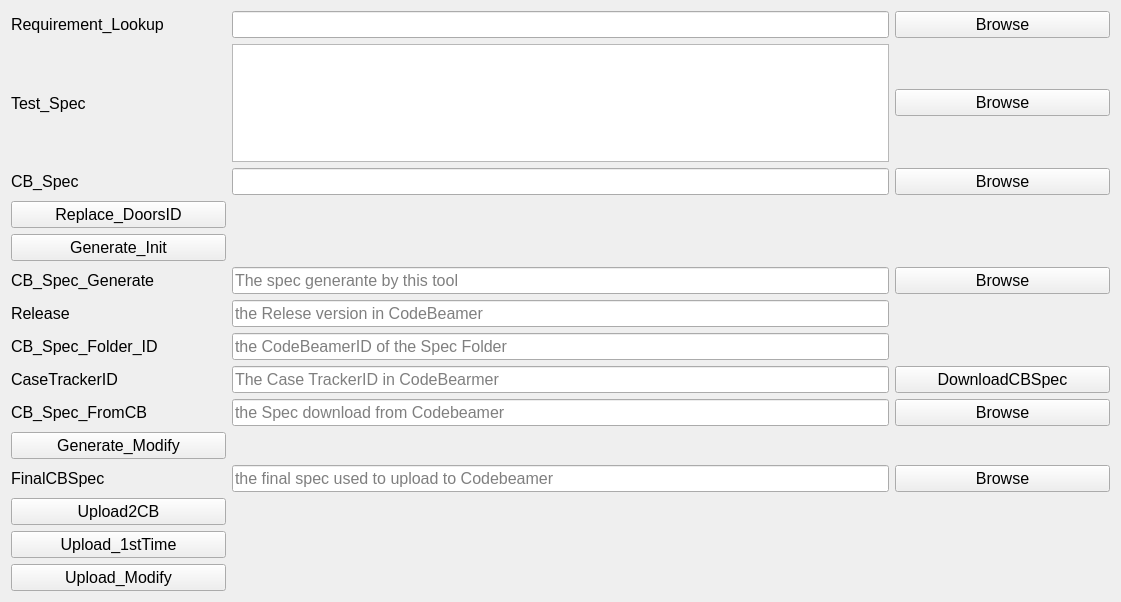
Before: the Qt Designer form CB_Spec_Tool/Ui_CB_Spec_Tool.ui in victoryang126/MiniTool_SWV, drawn with Qt 5.
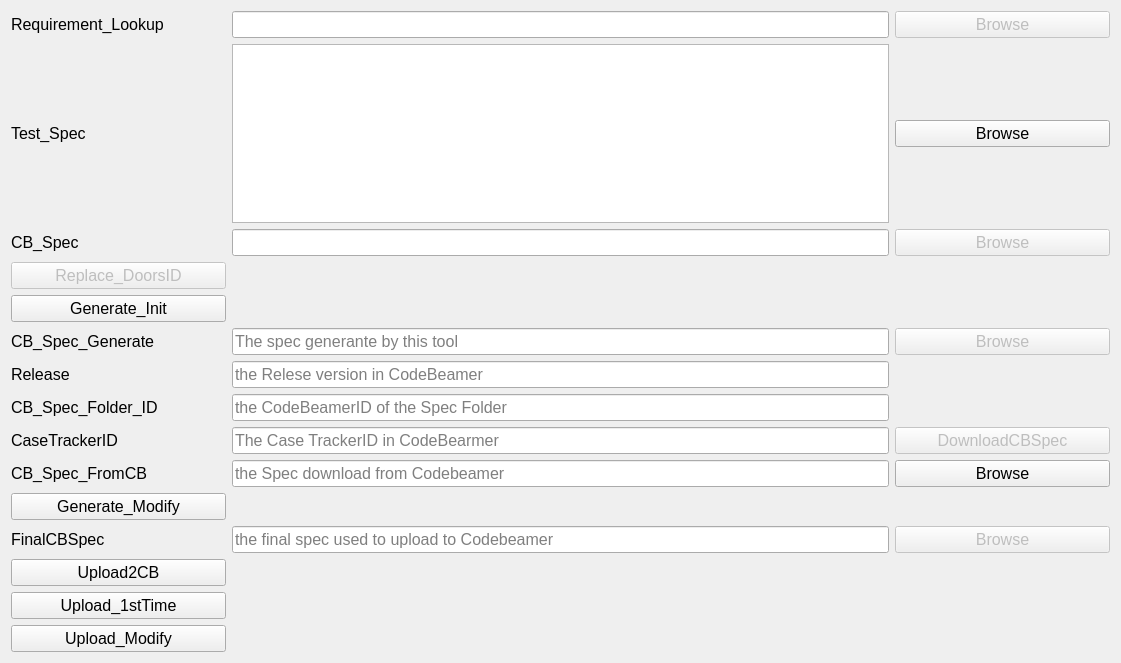
After: the same form once the commit is applied.

The edit to the form file:
```diff
--- a/CB_Spec_Tool/Ui_CB_Spec_Tool.ui
+++ b/CB_Spec_Tool/Ui_CB_Spec_Tool.ui
@@ -7,7 +7,7 @@
     <x>0</x>
     <y>0</y>
     <width>1121</width>
-    <height>602</height>
+    <height>663</height>
    </rect>
   </property>
   <property name="windowTitle">
@@ -23,6 +23,9 @@
        <bold>false</bold>
       </font>
      </property>
+     <property name="readOnly">
+      <bool>true</bool>
+     </property>
      <property name="placeholderText">
       <string>the final spec used to upload to Codebeamer</string>
      </property>
@@ -37,6 +40,9 @@
        <bold>false</bold>
       </font>
      </property>
+     <property name="readOnly">
+      <bool>true</bool>
+     </property>
      <property name="placeholderText">
       <string>the Spec download from Codebeamer</string>
      </property>
@@ -72,6 +78,9 @@
    </item>
    <item row="3" column="0">
     <widget class="QPushButton" name="BT_Replace_DoosID">
+     <property name="enabled">
+      <bool>false</bool>
+     </property>
      <property name="font">
       <font>
        <pointsize>12</pointsize>
@@ -82,6 +91,12 @@
      <property name="text">
       <string>Replace_DoorsID</string>
      </property>
+     <property name="checkable">
+      <bool>false</bool>
+     </property>
+     <property name="checked">
+      <bool>false</bool>
+     </property>
     </widget>
    </item>
    <item row="5" column="1" colspan="3">
@@ -93,6 +108,9 @@
        <bold>false</bold>
       </font>
      </property>
+     <property name="readOnly">
+      <bool>true</bool>
+     </property>
      <property name="placeholderText">
       <string>The spec generante by this tool</string>
      </property>
@@ -100,6 +118,9 @@
    </item>
    <item row="5" column="4">
     <widget class="QPushButton" name="BT_CB_Spec_Generate">
+     <property name="enabled">
+      <bool>false</bool>
+     </property>
      <property name="font">
       <font>
        <pointsize>12</pointsize>
@@ -121,10 +142,16 @@
        <bold>false</bold>
       </font>
      </property>
+     <property name="readOnly">
+      <bool>true</bool>
+     </property>
     </widget>
    </item>
    <item row="11" column="4">
     <widget class="QPushButton" name="BT_FinalCBSpec">
+     <property name="enabled">
+      <bool>false</bool>
+     </property>
      <property name="font">
       <font>
        <pointsize>12</pointsize>
@@ -172,7 +199,7 @@
       </font>
      </property>
      <property name="readOnly">
-      <bool>false</bool>
+      <bool>true</bool>
      </property>
      <property name="placeholderText">
       <string>The Case TrackerID in CodeBearmer</string>
@@ -209,6 +236,9 @@
    </item>
    <item row="0" column="4">
     <widget class="QPushButton" name="BT_LookUp">
+     <property name="enabled">
+      <bool>false</bool>
+     </property>
      <property name="font">
       <font>
        <pointsize>12</pointsize>
@@ -219,6 +249,12 @@
      <property name="text">
       <string>Browse</string>
      </property>
+     <property name="checkable">
+      <bool>false</bool>
+     </property>
+     <property name="autoDefault">
+      <bool>false</bool>
+     </property>
     </widget>
    </item>
    <item row="6" column="1" colspan="3">
@@ -230,6 +266,9 @@
        <bold>false</bold>
       </font>
      </property>
+     <property name="readOnly">
+      <bool>true</bool>
+     </property>
      <property name="placeholderText">
       <string>the Relese version in CodeBeamer</string>
      </property>
@@ -244,6 +283,9 @@
        <bold>false</bold>
       </font>
      </property>
+     <property name="readOnly">
+      <bool>true</bool>
+     </property>
      <property name="placeholderText">
       <string>the CodeBeamerID of the Spec Folder </string>
      </property>
@@ -293,6 +335,9 @@
    </item>
    <item row="2" column="4">
     <widget class="QPushButton" name="BT_CB_Spec">
+     <property name="enabled">
+      <bool>false</bool>
+     </property>
      <property name="font">
       <font>
        <pointsize>12</pointsize>
@@ -388,6 +433,9 @@
    </item>
    <item row="9" column="4">
     <widget class="QPushButton" name="BT_CB_Spec_FromCB">
+     <property name="enabled">
+      <bool>true</bool>
+     </property>
      <property name="font">
       <font>
        <pointsize>12</pointsize>
@@ -430,6 +478,9 @@
    </item>
    <item row="8" column="4">
     <widget class="QPushButton" name="BT_DownloadCBSpec">
+     <property name="enabled">
+      <bool>false</bool>
+     </property>
      <property name="font">
       <font>
        <pointsize>12</pointsize>
```
